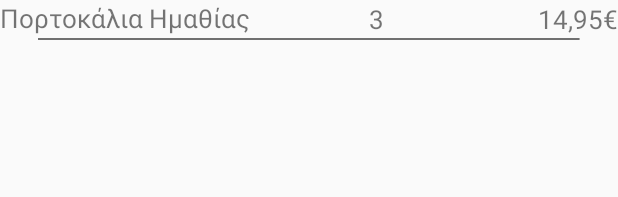
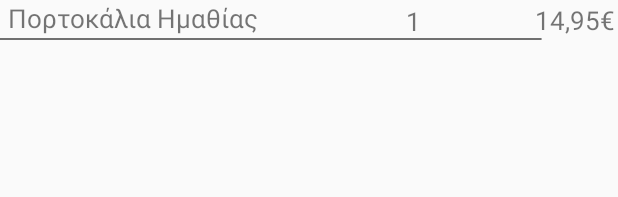
Before and after one commit to TsimpDim/PassBuy, an Android app: the layout basket_info_recycler.xml on its own in the app's theme, with its tools: preview values and no code run, on a phone screen of 412 x 824 dp. Shown: the top 197 px of the screen. Run offline under Robolectric (Android 15) with nearby library versions, the light colour scheme and no system bars; Roboto replaces fonts that are not available here.

Commit message:
Basket info class and adapter ready for use, as well as their layouts.

```diff
--- a/front-end/PassBuy/app/src/main/AndroidManifest.xml
+++ b/front-end/PassBuy/app/src/main/AndroidManifest.xml
@@ -27,6 +27,7 @@
         <activity android:name=".CategoriesSearchPage"></activity>
         <activity android:name=".SearchResults"></activity>
         <activity android:name=".MoreInfo"></activity>
+        <activity android:name=".BasketInfo"></activity>
 
     </application>
 
--- a/front-end/PassBuy/app/src/main/java/thedreamteam/passbuy/Coordinates.java
+++ b/front-end/PassBuy/app/src/main/java/thedreamteam/passbuy/Coordinates.java
@@ -3,7 +3,9 @@ package thedreamteam.passbuy;
 import com.google.gson.annotations.Expose;
 import com.google.gson.annotations.SerializedName;
 
-public class Coordinates {
+import java.io.Serializable;
+
+public class Coordinates implements Serializable {
     @SerializedName("lat")
     @Expose
     private double lat;
--- a/front-end/PassBuy/app/src/main/res/layout/basket_info_recycler.xml
+++ b/front-end/PassBuy/app/src/main/res/layout/basket_info_recycler.xml
@@ -4,48 +4,67 @@
     xmlns:tools="http://schemas.android.com/tools"
     android:id="@+id/parent_layout2"
     android:layout_width="match_parent"
-    android:layout_height="wrap_content">
+    android:layout_height="28dp">
 
     <TextView
         android:id="@+id/item_name"
-        android:layout_width="200dp"
-        android:layout_height="25dp"
+        android:layout_width="215dp"
+        android:layout_height="0dp"
+        android:layout_marginEnd="8dp"
         android:text="Πορτοκάλια Ημαθίας"
         android:textSize="17sp"
+        android:ellipsize="marquee"
+        android:focusable="true"
+        android:focusableInTouchMode="true"
+        android:marqueeRepeatLimit="marquee_forever"
+        android:scrollHorizontally="true"
+        android:singleLine="true"
+        app:layout_constraintBottom_toBottomOf="parent"
+        app:layout_constraintEnd_toEndOf="parent"
+        app:layout_constraintHorizontal_bias="0.03"
         app:layout_constraintStart_toStartOf="parent"
         app:layout_constraintTop_toTopOf="parent" />
 
     <TextView
         android:id="@+id/item_q"
-        android:layout_width="53dp"
-        android:layout_height="24dp"
+        android:layout_width="36dp"
+        android:layout_height="26dp"
         android:layout_marginEnd="8dp"
-        android:text="3"
+        android:layout_marginTop="1dp"
+        android:text="1"
         android:textAlignment="center"
         android:textSize="17sp"
-        app:layout_constraintBottom_toTopOf="@+id/imageView5"
-        app:layout_constraintEnd_toStartOf="@+id/item_price"
-        app:layout_constraintHorizontal_bias="0.25"
-        app:layout_constraintStart_toEndOf="@+id/item_name"
+        app:layout_constraintBottom_toBottomOf="parent"
+        app:layout_constraintEnd_toEndOf="parent"
+        app:layout_constraintHorizontal_bias="0.7"
+        app:layout_constraintStart_toStartOf="parent"
         app:layout_constraintTop_toTopOf="parent" />
 
     <TextView
         android:id="@+id/item_price"
-        android:layout_width="55dp"
-        android:layout_height="24dp"
+        android:layout_width="wrap_content"
+        android:layout_height="0dp"
+        android:layout_marginEnd="2dp"
+        android:layout_marginStart="8dp"
+        android:layout_marginTop="1dp"
         android:text="14,95€"
         android:textAlignment="textEnd"
         android:textSize="17sp"
-        app:layout_constraintBottom_toTopOf="@+id/imageView5"
+        app:layout_constraintBottom_toBottomOf="parent"
         app:layout_constraintEnd_toEndOf="parent"
+        app:layout_constraintHorizontal_bias="1.0"
+        app:layout_constraintStart_toStartOf="parent"
         app:layout_constraintTop_toTopOf="parent" />
 
     <ImageView
         android:id="@+id/imageView5"
-        android:layout_width="wrap_content"
+        android:layout_width="0dp"
         android:layout_height="wrap_content"
-        app:layout_constraintEnd_toEndOf="parent"
-        app:layout_constraintStart_toStartOf="parent"
-        app:layout_constraintTop_toBottomOf="@+id/item_name"
+        android:layout_marginBottom="1dp"
+        android:layout_marginTop="25dp"
+        android:scaleType="fitXY"
+        app:layout_constraintBottom_toBottomOf="parent"
+        app:layout_constraintTop_toTopOf="parent"
         app:srcCompat="@drawable/grey_line" />
+
 </android.support.constraint.ConstraintLayout>
```
Also changed, not shown: front-end/PassBuy/app/src/main/java/thedreamteam/passbuy/BasketInfo.java (+71 -8 lines), front-end/PassBuy/app/src/main/java/thedreamteam/passbuy/BasketInfoAdapter.java (+16 -14 lines), front-end/PassBuy/app/src/main/java/thedreamteam/passbuy/MoreInfo.java (+30 -1 lines), front-end/PassBuy/app/src/main/java/thedreamteam/passbuy/MoreInfoAdapter.java (+47 -2 lines), front-end/PassBuy/app/src/main/res/layout/basket_info.xml (+6 -6 lines).
